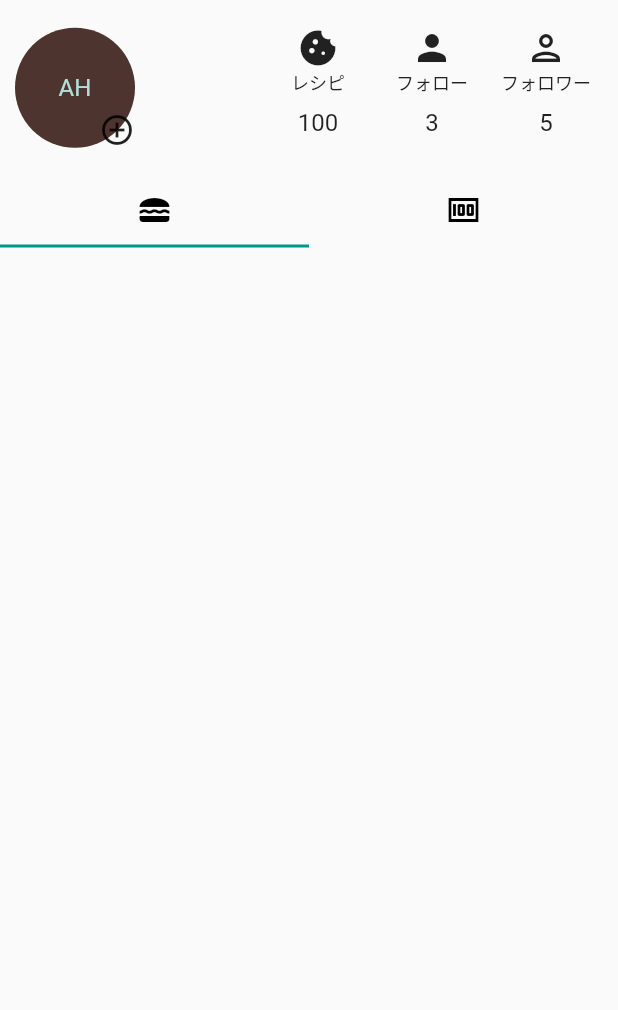
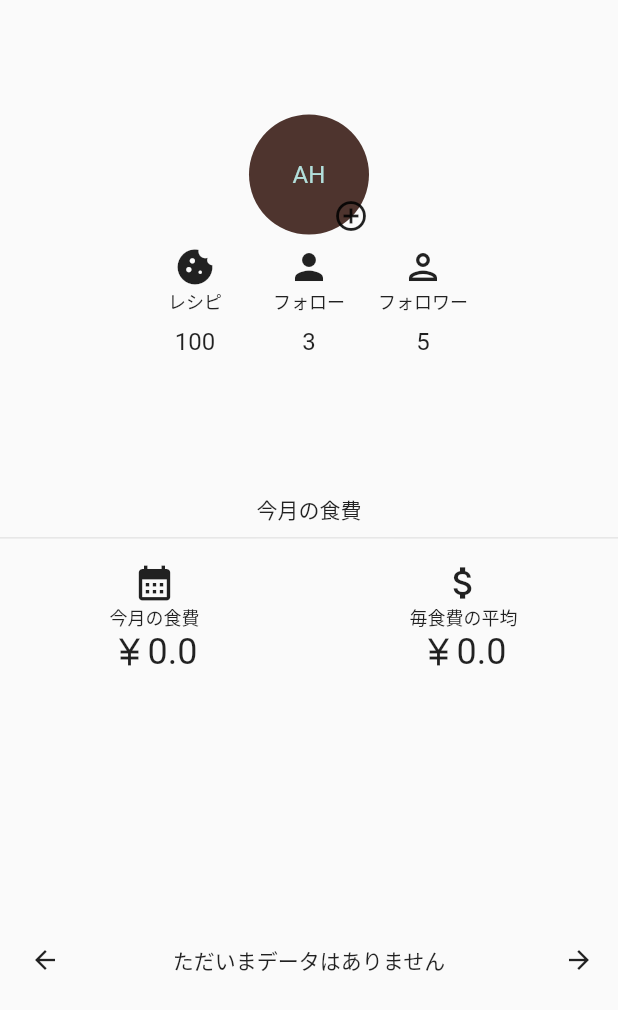
Before and after one commit to tombee-creator/e-meal-frontend, a Flutter app: the ProfileComponent widget shown alone on an empty page, opened directly, on a phone screen of 412 x 824 dp. Shown: the top 1010 px of the screen. Run offline on Flutter 3.47's test engine with Material 2 defaults, Android fonts, the phone set to English and light mode, and no system bars; our stand-ins replace cloud_firestore, firebase_auth, firebase_core, firebase_storage, fl_chart, fluttertoast and 2 more; accounts and stored records are empty; generated files the repository leaves out were written again; network calls fail.

Commit message:
プロフィールの表示を更新しました。

```diff
--- a/lib/views/home/components/cost/food_cost_description_view.dart
+++ b/lib/views/home/components/cost/food_cost_description_view.dart
@@ -16,9 +16,9 @@ class FoodCostDescriptionView extends StatelessWidget {
           final data = snapshot.data ?? [];
           return Column(
             children: [
-              Padding(
-                padding: const EdgeInsets.all(12.0),
-                child: Row(
+              const Text("今月の食費"),
+              const Divider(),
+              Row(
                 crossAxisAlignment: CrossAxisAlignment.center,
                 mainAxisAlignment: MainAxisAlignment.spaceEvenly,
                 children: [
@@ -42,14 +42,12 @@ class FoodCostDescriptionView extends StatelessWidget {
                   ),
                 ],
               ),
-              ),
               const Expanded(
-                  flex: 2,
+                  flex: 3,
                   child: Padding(
                     padding: EdgeInsets.all(12.0),
                     child: CostChartControllerView(),
                   )),
-              Expanded(flex: 1, child: Container()),
             ],
           );
         }));
--- a/lib/views/profile/profile_component.dart
+++ b/lib/views/profile/profile_component.dart
@@ -5,7 +5,6 @@ import 'package:emeal_app/services/database.dart';
 import 'package:emeal_app/services/firestore_crud_api.dart';
 import 'package:emeal_app/views/common/avatar.dart';
 import 'package:emeal_app/views/home/components/cost/food_cost_description_view.dart';
-import 'package:emeal_app/views/home/components/recipe/recipe_list_view.dart';
 import 'package:emeal_app/views/common/icon_size.dart';
 import 'package:emeal_app/views/profile/top_profile_item_component.dart';
 
@@ -28,43 +27,27 @@ class _ProfileComponentState extends State<ProfileComponent> {
     }
 
     final list = <Widget>[];
-    list.add(Padding(
-        padding: const EdgeInsets.all(10.0),
-        child: createTopRowProfile(context, userEmail, userPhotoUrl)));
-    list.add(
-      const TabBar(tabs: <Widget>[
-        Tab(
-            icon: Icon(
-          Icons.lunch_dining,
-          color: Colors.black,
-        )),
-        Tab(
-            icon: Icon(
-          Icons.money,
-          color: Colors.black,
-        ))
-      ]),
-    );
-
+    list.add(Expanded(
+        flex: 2,
+        child: Column(
+          mainAxisAlignment: MainAxisAlignment.center,
+          children: [
+            topProfile(context, userEmail, userPhotoUrl),
+          ],
+        )));
     final api = Database()
         .provider(FirestoreCRUDApi<Recipe>("recipes", Recipe.fromJson));
     list.add(Expanded(
-        child: TabBarView(children: [
-      RecipeListView(
-          future: api.list(
-              query: (ref) => ref.orderBy("created", descending: true))),
-      FoodCostDescriptionView(
+      flex: 3,
+      child: FoodCostDescriptionView(
           future: api.list(query: (ref) => ref.orderBy("created"))),
-    ])));
-
-    return DefaultTabController(
-        length: 2,
-        child: Column(
-          children: list,
-        ));
+    ));
+    return Column(
+      children: list,
+    );
   }
 
-  Widget createTopRowProfile(
+  Widget topProfile(
       BuildContext context, String userEmail, String? userPhotoUrl) {
     final items = <Widget>[];
     items.add(Stack(
@@ -76,7 +59,6 @@ class _ProfileComponentState extends State<ProfileComponent> {
             child: Icon(Icons.add_circle_outline_outlined)),
       ],
     ));
-    items.add(const Spacer());
     items.add(const IntrinsicWidth(
       child: Row(
         children: [
@@ -87,8 +69,7 @@ class _ProfileComponentState extends State<ProfileComponent> {
         ],
       ),
     ));
-    return Row(
-      mainAxisAlignment: MainAxisAlignment.center,
+    return Column(
       children: items,
     );
   }
```
Lines whose indentation alone changed are shown as unchanged.
